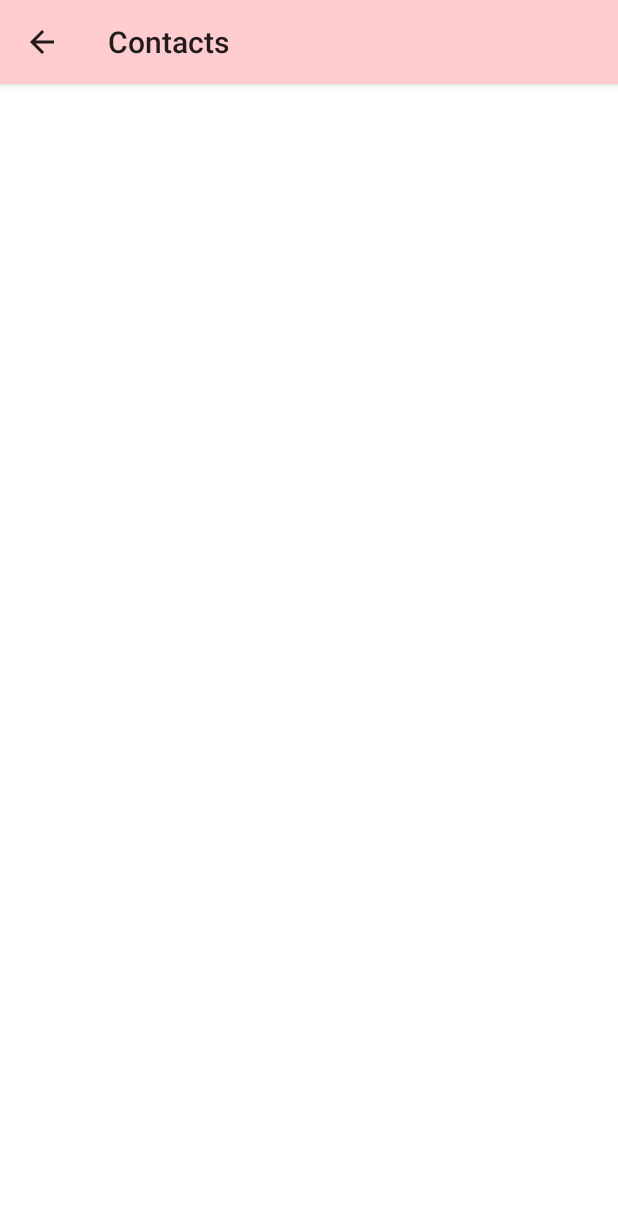
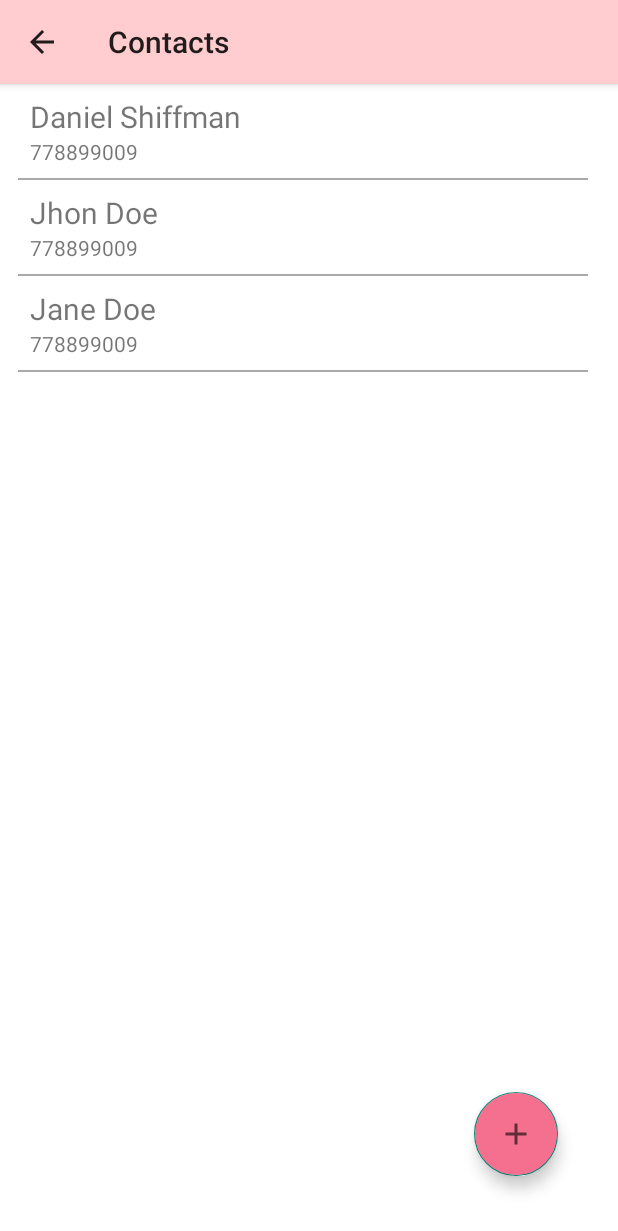
Before and after one commit to hp902/soscaller, an Android app: the ContactActivity screen opened directly, with no data from a screen before it, on a phone screen of 412 x 824 dp. Shown: the top 1231 px of the screen. Run offline under Robolectric (Android 15) with nearby library versions, the phone set to English and light mode, and no system bars.

Commit message:
added recycler view with contact list

```diff
--- /dev/null
+++ b/app/src/main/java/com/example/soscaller/Contact.java
@@ -0,0 +1,29 @@
+package com.example.soscaller;
+
+public class Contact {
+
+    private String name;
+    private String number;
+
+    public Contact(String name, String number) {
+        this.name = name;
+        this.number = number;
+
+    }
+
+    public String getNumber() {
+        return number;
+    }
+
+    public String getName() {
+        return name;
+    }
+
+    public void setName(String name) {
+        this.name = name;
+    }
+
+    public void setNumber(String number) {
+        this.number = number;
+    }
+}
--- a/app/src/main/java/com/example/soscaller/ContactActivity.java
+++ b/app/src/main/java/com/example/soscaller/ContactActivity.java
@@ -3,13 +3,22 @@ package com.example.soscaller;
 import androidx.annotation.NonNull;
 import androidx.appcompat.app.ActionBar;
 import androidx.appcompat.app.AppCompatActivity;
+import androidx.recyclerview.widget.LinearLayoutManager;
+import androidx.recyclerview.widget.RecyclerView;
 
 import android.graphics.Color;
 import android.graphics.drawable.ColorDrawable;
 import android.os.Bundle;
 import android.view.MenuItem;
 
+import java.util.ArrayList;
+
 public class ContactActivity extends AppCompatActivity {
+
+    private MyAdapter listAdapter;
+    private ArrayList<Contact> contactsList = new ArrayList<>();
+    private RecyclerView recycler;
+
 
     @Override
     protected void onCreate(Bundle savedInstanceState) {
@@ -23,6 +32,18 @@ public class ContactActivity extends AppCompatActivity {
 
         setContentView(R.layout.activity_contact);
 
+        recycler = findViewById(R.id.recycler_view);
+        LinearLayoutManager layoutManager = new LinearLayoutManager(this);
+        recycler.setLayoutManager(layoutManager);
+        listAdapter = new MyAdapter(contactsList, this);
+        recycler.setAdapter(listAdapter);
+
+
+        contactsList.add(new Contact("Daniel Shiffman", "778899009"));
+        contactsList.add(new Contact("Jhon Doe", "778899009"));
+        contactsList.add(new Contact("Jane Doe", "778899009"));
+
+        listAdapter.notifyDataSetChanged();
 
 
     }
--- a/app/src/main/java/com/example/soscaller/MainActivity.java
+++ b/app/src/main/java/com/example/soscaller/MainActivity.java
@@ -23,12 +23,9 @@ public class MainActivity extends AppCompatActivity {
         sosButton = findViewById(R.id.sos_button);
         contactButton = findViewById(R.id.contact_button);
 
-        contactButton.setOnClickListener(new View.OnClickListener() {
-            @Override
-            public void onClick(View v) {
-                Intent intent = new Intent(getApplicationContext(), ContactActivity.class);
-                startActivity(intent);
-            }
+        contactButton.setOnClickListener(v -> {
+            Intent intent = new Intent(getApplicationContext(), ContactActivity.class);
+            startActivity(intent);
         });
 
     }
--- /dev/null
+++ b/app/src/main/java/com/example/soscaller/MyAdapter.java
@@ -0,0 +1,80 @@
+package com.example.soscaller;
+
+import android.content.Context;
+import android.view.LayoutInflater;
+import android.view.View;
+import android.view.ViewGroup;
+import android.widget.TextView;
+
+import androidx.annotation.NonNull;
+import androidx.recyclerview.widget.RecyclerView;
+
+import java.util.ArrayList;
+
+public class MyAdapter extends RecyclerView.Adapter<MyAdapter.ContactHolder> {
+
+    // List to store all the contact details
+    private ArrayList<Contact> contactList;
+    private Context mContext;
+
+
+
+    // Constructor for the Class
+    public  MyAdapter(ArrayList<Contact> contactsList, Context context) {
+        this.contactList = contactsList;
+        this.mContext = context;
+    }
+
+    // This method creates views for the RecyclerView by inflating the layout
+    // Into the viewHolders which helps to display the items in the RecyclerView
+    @NonNull
+    @Override
+    public ContactHolder onCreateViewHolder(@NonNull ViewGroup parent, int viewType) {
+        LayoutInflater layoutInflater = LayoutInflater.from(parent.getContext());
+
+        // Inflate the layout view you have created for the list rows here
+        View view = layoutInflater.inflate(R.layout.list_item, parent, false);
+        return new ContactHolder(view);
+    }
+
+    @Override
+    public int getItemCount() {
+        return contactList == null? 0: contactList.size();
+    }
+
+    // This method is called when binding the data to the views being created in RecyclerView
+    @Override
+    public void onBindViewHolder(@NonNull ContactHolder holder, final int position) {
+        final Contact contact = contactList.get(position);
+
+        // Set the data to the views here
+        holder.setContactName(contact.getName());
+        holder.setContactNumber(contact.getNumber());
+
+        // You can set click listners to indvidual items in the viewholder here
+        // make sure you pass down the listner or make the Data members of the viewHolder public
+
+    }
+
+    // This is your ViewHolder class that helps to populate data to the view
+    public static class ContactHolder extends RecyclerView.ViewHolder {
+
+        private final TextView txtName;
+        private final TextView txtNumber;
+
+        public ContactHolder(View itemView) {
+            super(itemView);
+
+            txtName = itemView.findViewById(R.id.txt_name);
+            txtNumber = itemView.findViewById(R.id.txt_number);
+        }
+
+        public void setContactName(String name) {
+            txtName.setText(name);
+        }
+
+        public void setContactNumber(String number) {
+            txtNumber.setText(number);
+        }
+    }
+}
--- a/app/src/main/java/com/example/soscaller/model/UserData.java
+++ /dev/null
@@ -1,5 +0,0 @@
-package com.example.soscaller.model;
-
-public class UserData {
-
-}
--- /dev/null
+++ b/app/src/main/res/drawable/ic_baseline_add_24.xml
@@ -0,0 +1,10 @@
+<vector xmlns:android="http://schemas.android.com/apk/res/android"
+    android:width="24dp"
+    android:height="24dp"
+    android:viewportWidth="24"
+    android:viewportHeight="24"
+    android:tint="?attr/colorControlNormal">
+  <path
+      android:fillColor="@android:color/white"
+      android:pathData="M19,13h-6v6h-2v-6H5v-2h6V5h2v6h6v2z"/>
+</vector>
--- a/app/src/main/res/layout/activity_contact.xml
+++ b/app/src/main/res/layout/activity_contact.xml
@@ -1,17 +1,32 @@
 <?xml version="1.0" encoding="utf-8"?>
 <RelativeLayout xmlns:android="http://schemas.android.com/apk/res/android"
+    xmlns:app="http://schemas.android.com/apk/res-auto"
     xmlns:tools="http://schemas.android.com/tools"
     android:layout_width="match_parent"
     android:layout_height="match_parent"
-    tools:context=".ContactActivity"
-    android:background="@color/white">
+    android:background="@color/white"
+    tools:context=".ContactActivity">
 
     <androidx.recyclerview.widget.RecyclerView
+        android:id="@+id/recycler_view"
         android:layout_width="match_parent"
         android:layout_height="match_parent"
-        android:id="@+id/recycler_view"
-        tools:listitem="@layout/list_item"/>
+        tools:listitem="@layout/list_item" />
 
+
+    <com.google.android.material.floatingactionbutton.FloatingActionButton
+        android:id="@+id/fab"
+        android:layout_width="wrap_content"
+        android:layout_height="wrap_content"
+        android:layout_alignParentEnd="true"
+        android:layout_alignParentBottom="true"
+        android:layout_gravity="end|bottom"
+        android:layout_marginEnd="40dp"
+        android:layout_marginBottom="40dp"
+        android:backgroundTint="#F4708E"
+        android:contentDescription="@string/add"
+        app:fabSize="normal"
+        app:srcCompat="@drawable/ic_baseline_add_24" />
 
 
 </RelativeLayout>
--- a/app/src/main/res/layout/list_item.xml
+++ b/app/src/main/res/layout/list_item.xml
@@ -3,33 +3,33 @@
     android:layout_width="match_parent"
     android:layout_height="wrap_content"
     android:orientation="vertical"
-    android:layout_marginTop="18dp"
+    android:layout_marginTop="8dp"
     android:paddingStart="12dp"
     android:paddingEnd="20dp">
 
         <TextView
-            android:id="@+id/name"
+            android:id="@+id/txt_name"
             android:layout_width="match_parent"
             android:layout_height="wrap_content"
             android:text="Harshit Pandey"
             android:paddingStart="8dp"
-            android:textSize="28sp"
+            android:textSize="20sp"
 
             />
 
         <TextView
-            android:id="@+id/number"
+            android:id="@+id/txt_number"
             android:layout_width="match_parent"
             android:layout_height="wrap_content"
             android:text="6386506033"
-            android:textSize="24sp"
+            android:textSize="14sp"
             android:paddingStart="8dp"
             />
 
         <View
             android:layout_width="match_parent"
             android:layout_height="1dp"
-            android:layout_marginTop="18dp"
+            android:layout_marginTop="8dp"
             android:background="@android:color/darker_gray"/>
 
 
--- a/app/src/main/res/values/strings.xml
+++ b/app/src/main/res/values/strings.xml
@@ -1,3 +1,4 @@
 <resources>
     <string name="app_name">soscaller</string>
+    <string name="add">add</string>
 </resources>
```
